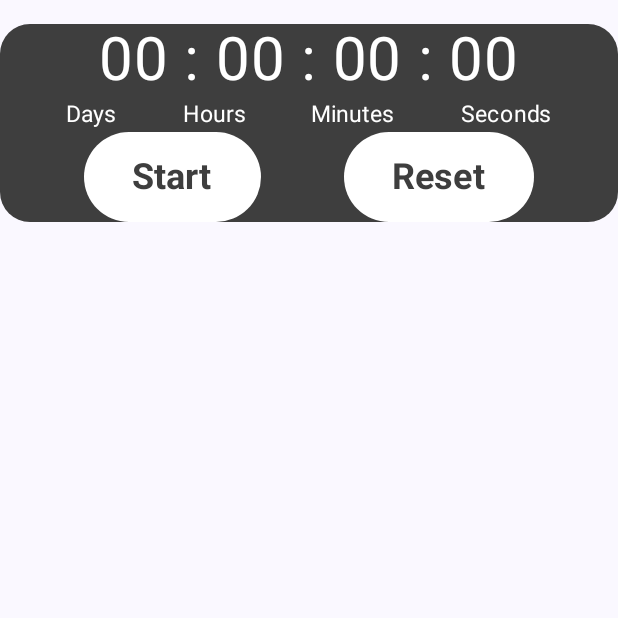
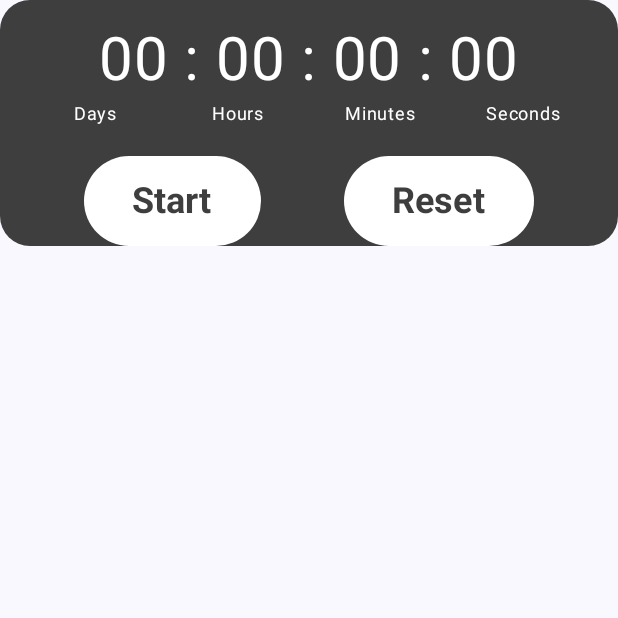
Before and after one commit to Johnricharde/Quitter, an Android app built with Jetpack Compose: the composable DisplayTimer shown on its own in the app's theme, on a phone screen of 412 x 824 dp, the top half of it. Run offline under Robolectric (Android 15) with nearby library versions, the phone set to English and light mode, and no system bars.

Commit message:
styling changes
made some small styling changes to the texts beneath the timer so that they're nicely aligned and centered

```diff
--- a/app/src/main/java/com/example/quitter/MainPage.kt
+++ b/app/src/main/java/com/example/quitter/MainPage.kt
@@ -51,7 +51,6 @@ fun DisplayTimer(modifier: Modifier = Modifier) {
         color = colorResource(id = R.color.gray),
         shape = RoundedCornerShape(20.dp),
         modifier = modifier
-            .padding(top = 16.dp)
             .fillMaxWidth()
     ) {
         Column(
--- a/app/src/main/java/com/example/quitter/TimeCounter.kt
+++ b/app/src/main/java/com/example/quitter/TimeCounter.kt
@@ -5,6 +5,7 @@ import androidx.compose.foundation.layout.Arrangement
 import androidx.compose.foundation.layout.Column
 import androidx.compose.foundation.layout.Row
 import androidx.compose.foundation.layout.fillMaxWidth
+import androidx.compose.foundation.layout.padding
 import androidx.compose.material3.Text
 import androidx.compose.runtime.Composable
 import androidx.compose.runtime.LaunchedEffect
@@ -18,6 +19,8 @@ import androidx.compose.ui.Modifier
 import androidx.compose.ui.platform.LocalContext
 import androidx.compose.ui.res.colorResource
 import androidx.compose.ui.res.stringResource
+import androidx.compose.ui.text.style.TextAlign
+import androidx.compose.ui.unit.dp
 import androidx.compose.ui.unit.sp
 import kotlinx.coroutines.delay
 import java.util.Locale
@@ -44,36 +47,52 @@ fun TimeCounter() {
     Column(
         verticalArrangement = Arrangement.Center,
         horizontalAlignment = Alignment.CenterHorizontally,
-        modifier = Modifier
+        modifier = Modifier.padding(16.dp)
     ) {
         Text(
             text = formatTime(timeMillis = time),
             color = colorResource(id = R.color.white),
             fontSize = 40.sp)
         Row(
+            verticalAlignment = Alignment.CenterVertically,
             horizontalArrangement = Arrangement.SpaceEvenly,
-            verticalAlignment = Alignment.CenterVertically,
             modifier = Modifier.fillMaxWidth()
         ) {
             Text(
                 text = stringResource(id = R.string.days),
                 color = colorResource(id = R.color.white),
-                fontSize = 15.sp
+                fontSize = 12.sp,
+                textAlign = TextAlign.Center,
+                modifier = Modifier
+                    .weight(1f)
+                    .fillMaxWidth()
             )
             Text(
                 text = stringResource(id = R.string.hours),
                 color = colorResource(id = R.color.white),
-                fontSize = 15.sp
+                fontSize = 12.sp,
+                textAlign = TextAlign.Center,
+                modifier = Modifier
+                    .weight(1f)
+                    .fillMaxWidth()
             )
             Text(
                 text = stringResource(id = R.string.minutes),
                 color = colorResource(id = R.color.white),
-                fontSize = 15.sp
+                fontSize = 12.sp,
+                textAlign = TextAlign.Center,
+                modifier = Modifier
+                    .weight(1f)
+                    .fillMaxWidth()
             )
             Text(
                 text = stringResource(id = R.string.seconds),
                 color = colorResource(id = R.color.white),
-                fontSize = 15.sp
+                fontSize = 12.sp,
+                textAlign = TextAlign.Center,
+                modifier = Modifier
+                    .weight(1f)
+                    .fillMaxWidth()
             )
         }
     }
```
